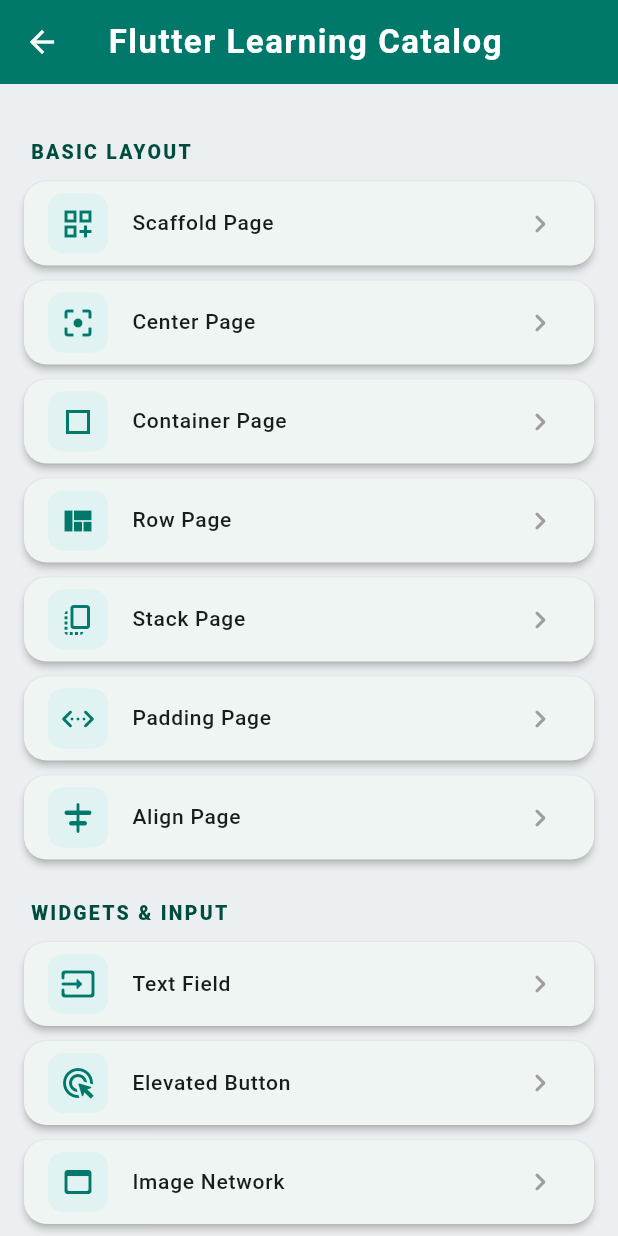
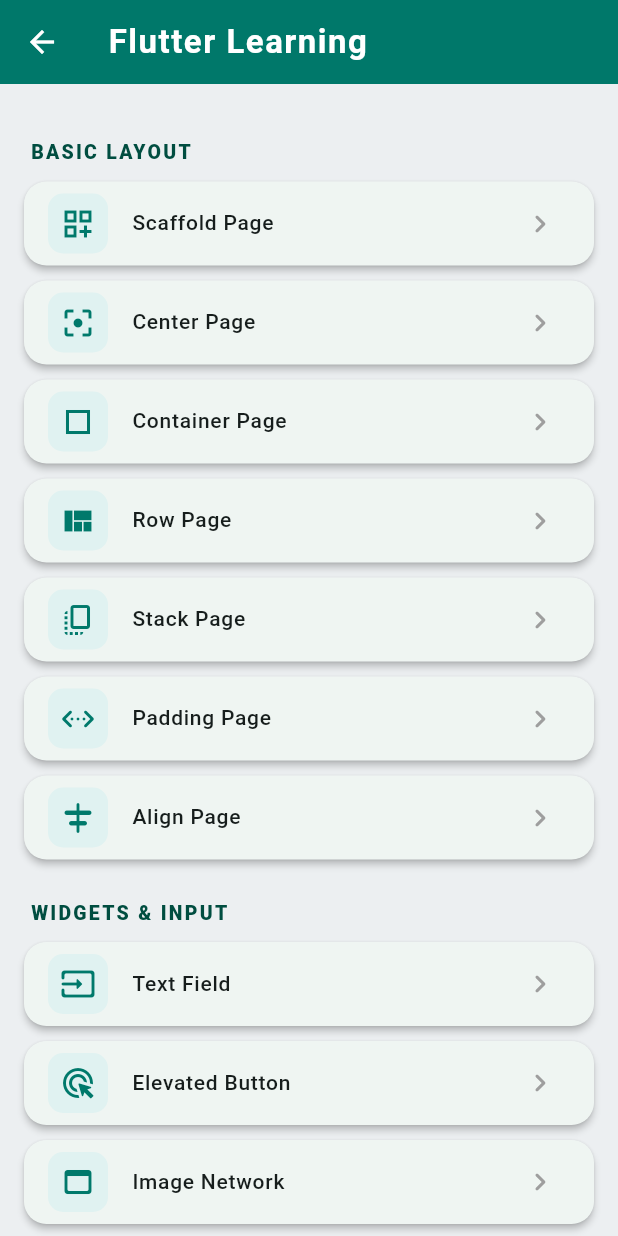
Before and after one commit to Prasetyo199/flutter_projek, a Flutter app: the HomeMenu screen opened directly, on a phone screen of 412 x 824 dp. Run offline on Flutter 3.47's test engine with Material 3 defaults, Android fonts, the light colour scheme and no system bars; our stand-ins replace cloud_firestore, dio, supabase_flutter; accounts and stored records are empty.

```diff
--- a/lib/view/widgets/home_menu.dart
+++ b/lib/view/widgets/home_menu.dart
@@ -16,7 +16,7 @@
 import 'listview_page.dart';
 import 'bottom_nav_page.dart';
 import 'push_navigation_page.dart';
-import 'mahasiswa/mahasiswa_page.dart';
+
 
 class HomeMenu extends StatelessWidget {
   const HomeMenu({super.key});
@@ -28,7 +28,7 @@
       backgroundColor: Colors.blueGrey[50],
       appBar: AppBar(
         title: const Text(
-          'Flutter Learning Catalog',
+          'Flutter Learning',
           style: TextStyle(letterSpacing: 1.0, fontWeight: FontWeight.bold),
         ),
         centerTitle: false,
```
